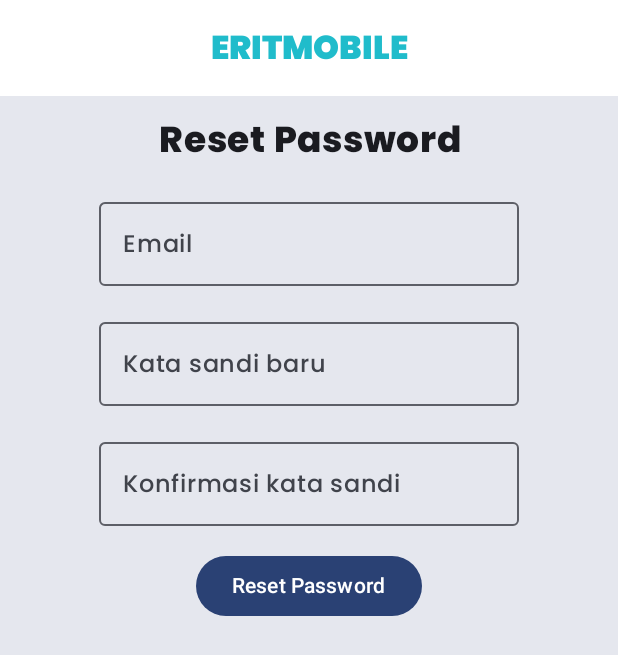
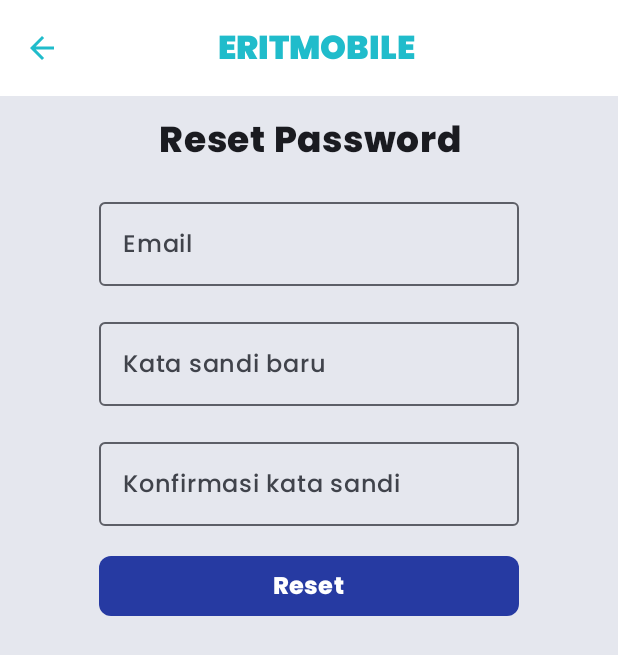
Before and after one commit to appratamaa/ERITMOBILE, an Android app built with Jetpack Compose: the ResetPassword screen opened through its navigation route, on a phone screen of 412 x 824 dp. Shown: the top 655 px of the screen. Run offline under Robolectric (Android 15) with nearby library versions, the phone set to English and light mode, and no system bars; our stand-ins replace Room's generated code.

Commit message:
RESET PASSWORD FINAL APP

```diff
--- a/app/src/main/java/org/bumandhala/eritmobile/ui/screen/ResetPassword.kt
+++ b/app/src/main/java/org/bumandhala/eritmobile/ui/screen/ResetPassword.kt
@@ -11,8 +11,13 @@ import androidx.compose.foundation.layout.fillMaxSize
 import androidx.compose.foundation.layout.fillMaxWidth
 import androidx.compose.foundation.layout.height
 import androidx.compose.foundation.layout.padding
+import androidx.compose.material.icons.Icons
+import androidx.compose.material.icons.filled.ArrowBack
 import androidx.compose.material3.Button
+import androidx.compose.material3.ButtonDefaults
 import androidx.compose.material3.ExperimentalMaterial3Api
+import androidx.compose.material3.Icon
+import androidx.compose.material3.IconButton
 import androidx.compose.material3.MaterialTheme
 import androidx.compose.material3.OutlinedTextField
 import androidx.compose.material3.Scaffold
@@ -58,6 +63,15 @@ fun ResetPassword(navController: NavHostController) {
     Scaffold(
         topBar = {
             TopAppBar(
+                navigationIcon = {
+                    IconButton(onClick = { navController.popBackStack() }) {
+                        Icon(
+                            imageVector = Icons.Filled.ArrowBack,
+                            contentDescription = stringResource(R.string.kembali),
+                            tint = Color(0xFF20BCCB) // Warna ikon
+                        )
+                    }
+                },
                 title = {
                     Text(
                         text = stringResource(id = R.string.app_name),
@@ -67,7 +81,7 @@ fun ResetPassword(navController: NavHostController) {
                         color = Color(0xFF20BCCB),
                         modifier = Modifier
                             .fillMaxWidth()
-                            .padding(end = 16.dp)
+                            .padding(end = 38.dp)
                     )
                 },
                 colors = TopAppBarDefaults.mediumTopAppBarColors(
@@ -91,6 +105,7 @@ fun ResetPassword(navController: NavHostController) {
 fun ResetContent(modifier: Modifier, navController: NavHostController) {
     val poppinsextrabold = FontFamily(Font(R.font.poppinsextrabold))
     val poppinsmedium = FontFamily(Font(R.font.poppinsmedium))
+    val poppinsbold = FontFamily(Font(R.font.poppinsbold))
 
     val context = LocalContext.current
     val db = EritDb.getInstance(context)
@@ -109,7 +124,7 @@ fun ResetContent(modifier: Modifier, navController: NavHostController) {
             .padding(horizontal = 16.dp),
         horizontalAlignment = Alignment.CenterHorizontally
     ) {
-        Text(text = stringResource(R.string.reset_password),
+        Text(text = stringResource(R.string.reset_pass),
             fontSize = 24.sp,
             fontFamily = poppinsextrabold,
             modifier = Modifier.padding(top = 12.dp),
@@ -164,8 +179,16 @@ fun ResetContent(modifier: Modifier, navController: NavHostController) {
                     Toast.LENGTH_SHORT
                 ).show()
 
-        }) {
-            Text(text = stringResource(R.string.reset_password))
+        },
+            shape = MaterialTheme.shapes.small, // Mengatur shape menjadi lebih sedikit lengkung
+            colors = ButtonDefaults.buttonColors(Color(0xFF263AA2)) // Mengatur warna tombol menjadi biru
+        ) {
+            Text(
+                text = stringResource(id = R.string.reset_password),
+                modifier = Modifier.padding(horizontal = 92.dp),
+                fontFamily = poppinsextrabold,
+                fontSize = 16.sp
+            )
         }
     }
 }
--- a/app/src/main/res/values/strings.xml
+++ b/app/src/main/res/values/strings.xml
@@ -67,7 +67,8 @@
     <string name="nominal">Nominal</string>
     <string name="keterangan">Keterangan</string>
 
-    <string name="reset_password">Reset Password</string>
+    <string name="reset_password">Reset</string>
+    <string name="reset_pass">Reset Password</string>
     <string name="new_pass">Kata sandi baru</string>
     <string name="invalid_pass">Kata sandi yang dimasukan tidak sama!</string>
     <string name="invalid_reset">Tidak boleh kosong.</string>
```
